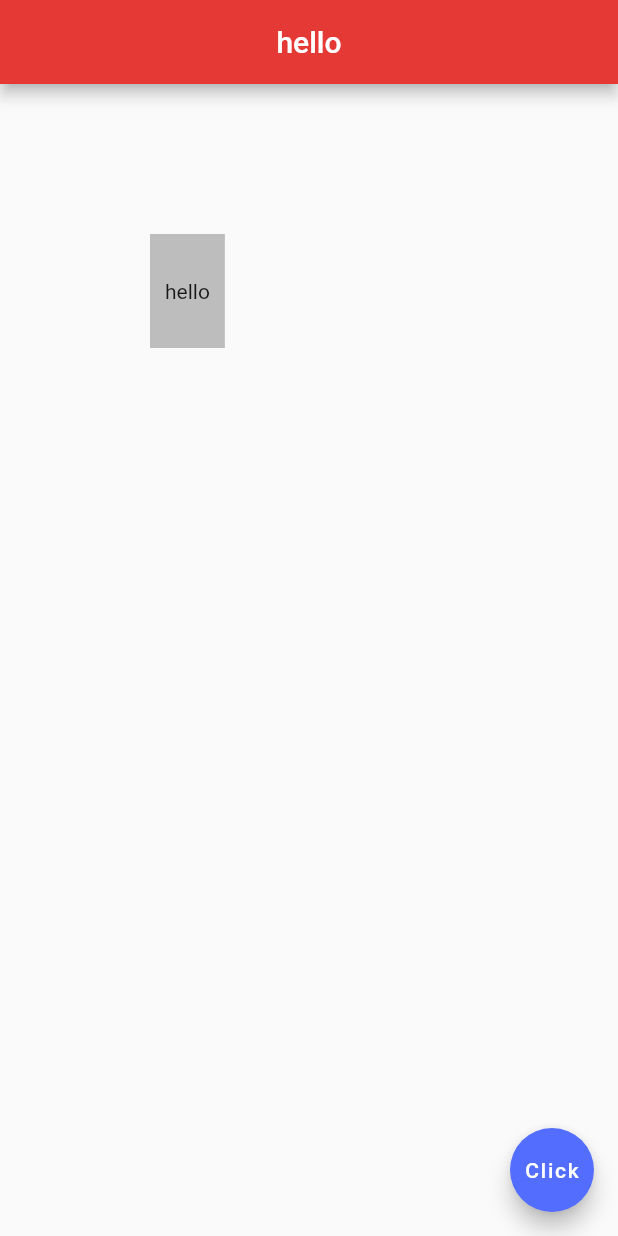
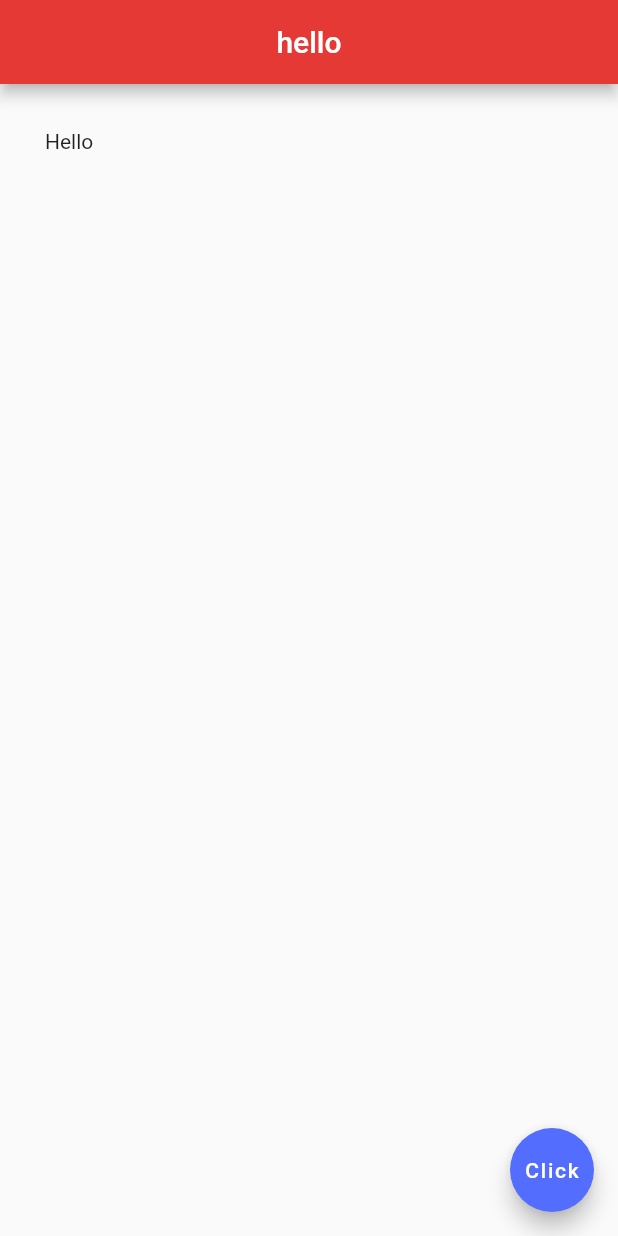
Before and after one commit to Lakshman2806/MobileID, a Flutter app: the screen it shows after launch, on a phone screen of 412 x 824 dp. Run offline on Flutter 3.47's test engine with Material 2 defaults, Android fonts, the phone set to English and light mode, and no system bars.

Commit message:
padding widget

```diff
--- a/lib/main.dart
+++ b/lib/main.dart
@@ -20,11 +20,9 @@ class Home extends StatelessWidget {
         centerTitle: true,
         backgroundColor: Colors.red[600],
       ),
-      body: Container(
-        color: Colors.grey[400],
-        child: Text("hello"),
-        padding: EdgeInsets.symmetric(vertical: 30, horizontal: 10),
-        margin: EdgeInsets.all(100),
+      body: Padding(
+        child: Text('Hello'),
+        padding: EdgeInsets.all(30),
       ),
       floatingActionButton: FloatingActionButton(onPressed: null,
         child: Text("Click"),
```
